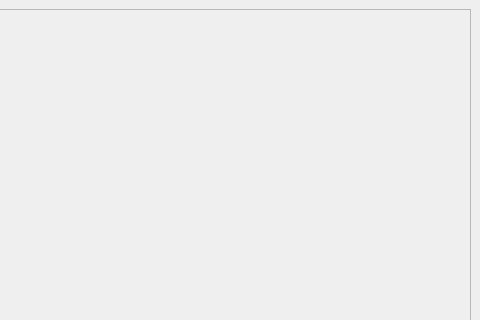
Before: the Qt Designer form code/weightlifttemplate.ui in amroomargit/Forge, drawn with Qt 5; both pictures show x 723 to 1203 and y 0 to 320 of the 1203 by 721 pixel window.
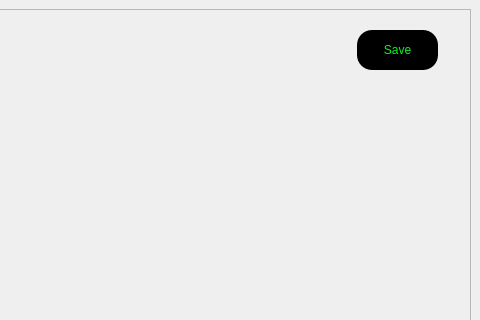
After: the same form once the commit is applied.

Commit message: GUI hover button glow

Diff of the .ui file:
```diff
--- a/code/weightlifttemplate.ui
+++ b/code/weightlifttemplate.ui
@@ -117,6 +117,37 @@
          <string>+ Add New Excercise</string>
         </property>
        </widget>
+       <widget class="QPushButton" name="addNewWorkoutButton">
+        <property name="geometry">
+         <rect>
+          <x>1070</x>
+          <y>20</y>
+          <width>81</width>
+          <height>40</height>
+         </rect>
+        </property>
+        <property name="font">
+         <font>
+          <pointsize>9</pointsize>
+         </font>
+        </property>
+        <property name="styleSheet">
+         <string notr="true">QPushButton {
+background-color: #000000;
+color: #09f522;
+border-radius: 15px;
+padding: 10px 20px;
+}
+
+QPushButton:hover {
+     background-color: #09f522;
+color: white;
+}</string>
+        </property>
+        <property name="text">
+         <string>Save</string>
+        </property>
+       </widget>
       </widget>
      </widget>
     </item>
```
Left out of the diff: 11 changed lines with no effect on the pictures. The commit also changes 29 other files.
